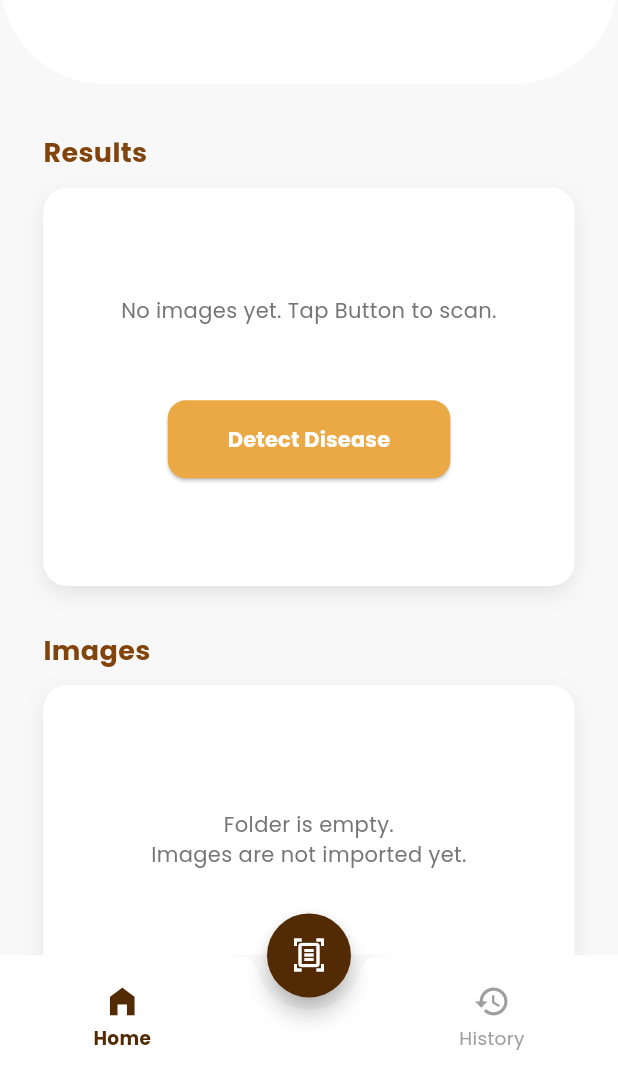
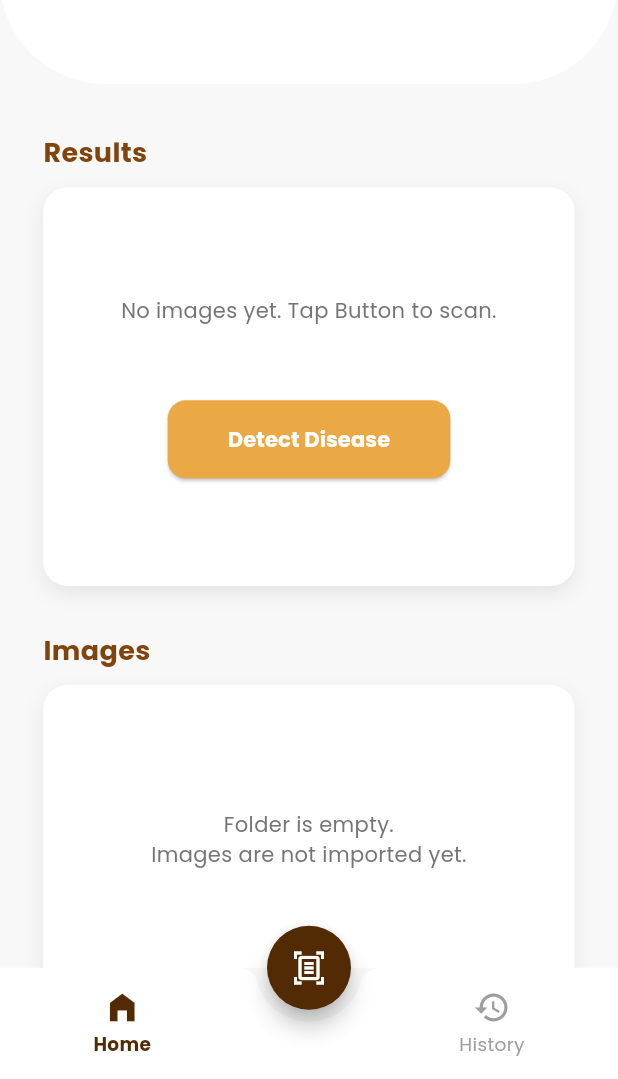
Before and after one commit to justnico69/CAPSTONE1, a Flutter app: the HomePage screen opened directly, on a phone screen of 412 x 824 dp, the part 157-1236 px from its top. Run offline on Flutter 3.47's test engine with Material 3 defaults, Android fonts, the phone set to English and light mode, and no system bars; our stand-ins replace google_fonts, permission_handler.

Commit message:
Update home_page.dart

```diff
--- a/lib/home_page.dart
+++ b/lib/home_page.dart
@@ -217,7 +217,7 @@ class HomePage extends StatelessWidget {
       notchMargin: 8.0,
       color: Colors.white,
       elevation: 10.0,
-      height: screenHeight * 0.1,
+      height: screenHeight * 0.09, // <-- RESPONSIVE CHANGE (e.g., 8.5% of screen height)
       child: Row(
         mainAxisAlignment: MainAxisAlignment.spaceAround,
         children: <Widget>[
@@ -225,15 +225,15 @@ class HomePage extends StatelessWidget {
             icon: Icons.home_filled,
             label: "Home",
             isSelected: true,
-            screenWidth: screenWidth,
+            screenWidth: screenWidth, // Pass screenWidth to the helper
           ),
-
-          SizedBox(width: screenWidth * 0.05),
+          // 2. Make the spacing proportional to the screen width
+          SizedBox(width: screenWidth * 0.05), // <-- RESPONSIVE CHANGE
           _buildBottomNavItem(
             icon: Icons.history,
             label: "History",
             isSelected: false,
-            screenWidth: screenWidth,
+            screenWidth: screenWidth, // Pass screenWidth to the helper
           ),
         ],
       ),
```
